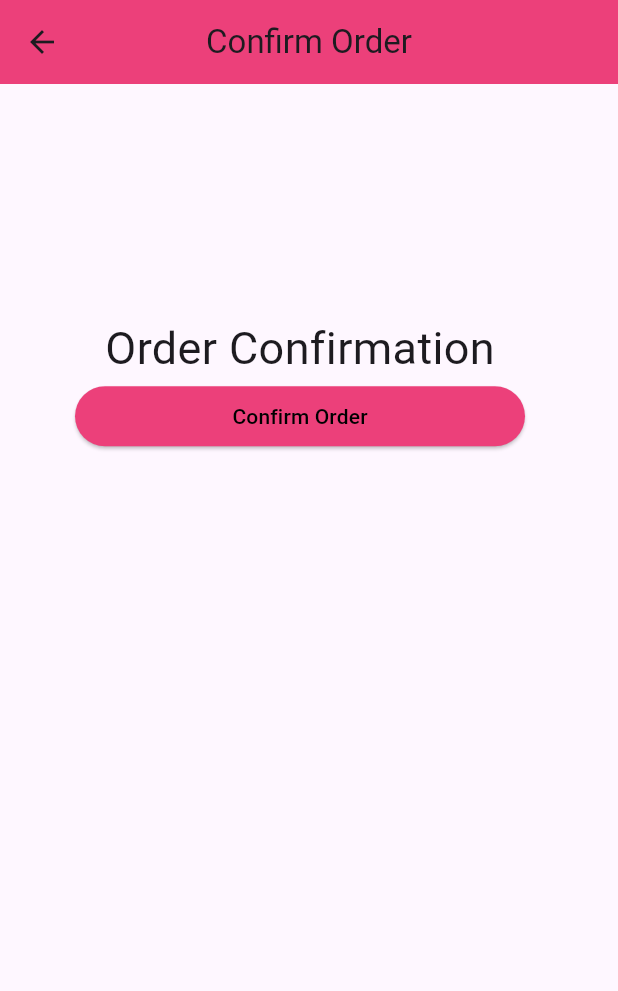
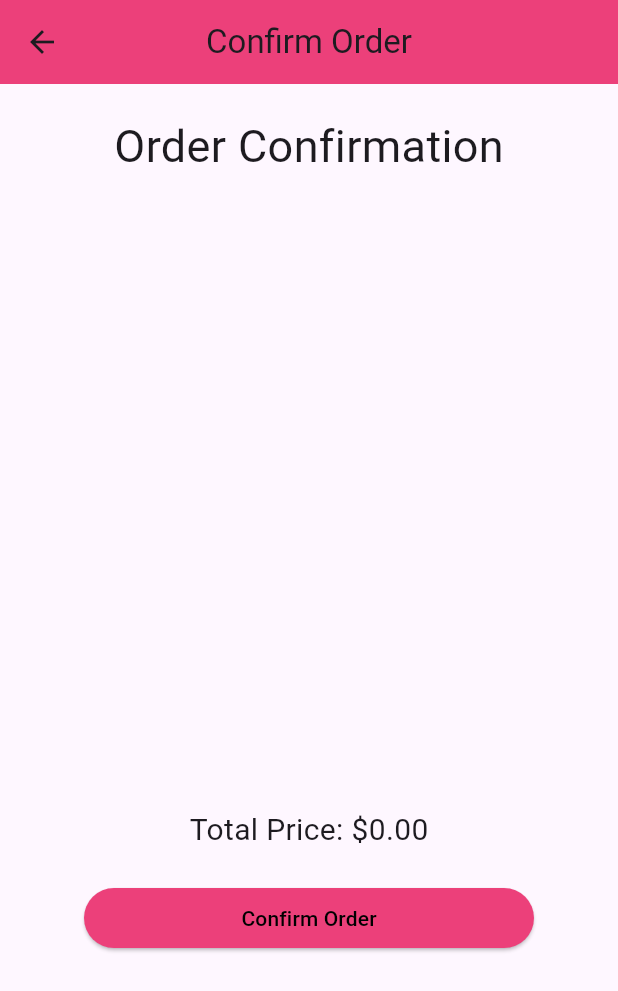
Before and after one commit to melissaweller/FashionCo, a Flutter app: the checkoutPage2 screen opened directly with empty values, on a phone screen of 412 x 824 dp. Shown: the top 991 px of the screen. Run offline on Flutter 3.47's test engine with Material 3 defaults, Android fonts, the phone set to English and light mode, and no system bars; our stand-ins replace cloud_firestore, firebase_auth, firebase_core, flutter_local_notifications, timezone; missing offline and left inert: profile_photo; accounts and stored records are empty; network calls fail.

```diff
--- a/lib/login/SignUpPage.dart
+++ b/lib/login/SignUpPage.dart
@@ -1,5 +1,6 @@
 import 'package:flutter/material.dart';
 import 'package:flutter/services.dart';
+import '../models/Notification.dart';
 import 'LoginPage.dart';
 import 'package:project/models/FirebaseAuthService.dart';
 import 'package:cloud_firestore/cloud_firestore.dart';
@@ -28,7 +29,7 @@ class _SignUpPageState extends State<SignUpPage> {
     var user = await _auth.register(email, password);
 
     if(user != null){
-      print("User has been successfully created");
+      NotificaionService().showNotification(1, 'User Creation', 'User has been successfully created');
       Navigator.push(context, MaterialPageRoute(builder: (context) => LoginPage()));
     }else{
       ScaffoldMessenger.of(context).showSnackBar(SnackBar(content: Text("Your password must be at least 6 characters.")));
--- a/lib/models/Navigation.dart
+++ b/lib/models/Navigation.dart
@@ -1,4 +1,3 @@
-import 'package:cloud_firestore/cloud_firestore.dart';
 import 'package:flutter/material.dart';
 import '../navPages/AccountPage.dart';
 import '../navPages/ProductPage.dart';
--- a/lib/navPages/CheckoutPage1.dart
+++ b/lib/navPages/CheckoutPage1.dart
@@ -43,7 +43,6 @@ class _CheckoutPage1State extends State<CheckoutPage1> {
   void initState() {
     super.initState();
   }
-
 
   Future<void> checkout(String userEmail, Map<String, dynamic> shippingInfo, List<dynamic> cart) async {
     try {
--- a/lib/navPages/ProductCard.dart
+++ b/lib/navPages/ProductCard.dart
@@ -103,6 +103,11 @@ class _ProductCardState extends State<ProductCard> {
             Padding(
               padding: const EdgeInsets.symmetric(horizontal: 8.0),
               child: ElevatedButton(
+                style: ElevatedButton.styleFrom(
+                    foregroundColor: Colors.black,
+                    backgroundColor: Colors.pink[400],
+                    minimumSize: Size(150, 40)
+                ),
                 onPressed: widget.addToCart,
                 child: Text('Add to Cart'),
               ),
--- a/lib/navPages/checkoutPage2.dart
+++ b/lib/navPages/checkoutPage2.dart
@@ -16,7 +16,6 @@ class checkoutPage2 extends StatefulWidget {
 }
 
 class _checkoutPage2State extends State<checkoutPage2> {
-
   int? _orderNumber;
   String? userId;
 
@@ -35,10 +34,21 @@ class _checkoutPage2State extends State<checkoutPage2> {
     });
   }
 
+  double _calculateTotalPrice() {
+    double totalPrice = 0.0;
+    for (dynamic product in widget.cart) {
+      totalPrice += product['price'] ?? 0.0;
+    }
+    return totalPrice;
+  }
+
   Future<void> _getOrderNumber() async {
     try {
-      DocumentSnapshot<Map<String, dynamic>> snapshot =
-      await FirebaseFirestore.instance.collection('order_number').doc('counter').get();
+      DocumentSnapshot<Map<String, dynamic>> snapshot = await FirebaseFirestore
+          .instance
+          .collection('order_number')
+          .doc('counter')
+          .get();
       int latestOrderNumber = snapshot.data()?['latest_order_number'] ?? 0;
       setState(() {
         _orderNumber = latestOrderNumber + 1;
@@ -52,7 +62,11 @@ class _checkoutPage2State extends State<checkoutPage2> {
     try {
       String orderDocumentId = 'ORD$_orderNumber';
 
-      DocumentSnapshot<Map<String, dynamic>> orderDocSnapshot = await FirebaseFirestore.instance.collection('orders').doc(orderDocumentId).get();
+      DocumentSnapshot<Map<String, dynamic>> orderDocSnapshot =
+          await FirebaseFirestore.instance
+              .collection('orders')
+              .doc(orderDocumentId)
+              .get();
 
       if (!orderDocSnapshot.exists) {
         print('Order document does not exist');
@@ -63,7 +77,8 @@ class _checkoutPage2State extends State<checkoutPage2> {
         'order_status': 'Confirmed',
       });
 
-      await FirebaseFirestore.instance.collection('cart')
+      await FirebaseFirestore.instance
+          .collection('cart')
           .where('email', isEqualTo: widget.email)
           .get()
           .then((querySnapshot) {
@@ -72,16 +87,23 @@ class _checkoutPage2State extends State<checkoutPage2> {
         });
       });
 
-      await FirebaseFirestore.instance.collection('order_numbers').doc('latest').update({
+      await FirebaseFirestore.instance
+          .collection('order_numbers')
+          .doc('latest')
+          .update({
         'order_number': _orderNumber!,
       });
 
-      Navigator.push(context, MaterialPageRoute(builder: (context) => Navigation(userId: userId,)));
+      Navigator.push(
+          context,
+          MaterialPageRoute(
+              builder: (context) => Navigation(
+                    userId: userId,
+                  )));
     } catch (e) {
       print('Error confirming order: $e');
     }
   }
-
 
   @override
   Widget build(BuildContext context) {
@@ -97,25 +119,40 @@ class _checkoutPage2State extends State<checkoutPage2> {
           children: [
             Container(
               padding: EdgeInsets.all(20),
-              height: 400,
-              width: 400,
+              height: 600,
+              width: 500,
               decoration: BoxDecoration(
                 borderRadius: BorderRadius.circular(10),
               ),
               child: Column(
                 mainAxisAlignment: MainAxisAlignment.center,
                 children: [
-                  Text(
-                    'Order Confirmation',
-                    style: TextStyle(fontSize: 30),
+                  Text('Order Confirmation', style: TextStyle(fontSize: 30),),
+                  SizedBox(height: 20),
+                  Expanded(
+                    child: ListView.builder(
+                      itemCount: widget.cart.length,
+                      itemBuilder: (context, index) {
+                        dynamic product = widget.cart[index];
+                        return ListTile(
+                          title: Text(product['title'], style: TextStyle(fontSize: 24, fontWeight: FontWeight.bold),),
+                          subtitle: Text('Price: \$${product['price']}', style: TextStyle(fontSize: 18),),
+                        );
+                      },
+                    ),
                   ),
+                  SizedBox(height: 20),
+
+                  Text('Total Price: \$${_calculateTotalPrice().toStringAsFixed(2)}', style: TextStyle(fontSize: 20),
+                  ),
+                  SizedBox(height: 20),
                   ElevatedButton(
                     style: ElevatedButton.styleFrom(
                       foregroundColor: Colors.black,
                       backgroundColor: Colors.pink[400],
                       minimumSize: Size(300, 40),
                     ),
-                    onPressed: (){
+                    onPressed: () {
                       _confirmOrder();
                     },
                     child: Text('Confirm Order'),
@@ -130,6 +167,54 @@ class _checkoutPage2State extends State<checkoutPage2> {
   }
 }
 
+//
+//   @override
+//   Widget build(BuildContext context) {
+//     return Scaffold(
+//       appBar: AppBar(
+//         title: Text('Confirm Order'),
+//         backgroundColor: Colors.pink[400],
+//         centerTitle: true,
+//       ),
+//       body: SingleChildScrollView(
+//         child: Column(
+//           mainAxisAlignment: MainAxisAlignment.center,
+//           children: [
+//             Container(
+//               padding: EdgeInsets.all(20),
+//               height: 400,
+//               width: 400,
+//               decoration: BoxDecoration(
+//                 borderRadius: BorderRadius.circular(10),
+//               ),
+//               child: Column(
+//                 mainAxisAlignment: MainAxisAlignment.center,
+//                 children: [
+//                   Text(
+//                     'Order Confirmation',
+//                     style: TextStyle(fontSize: 30),
+//                   ),
+//                   ElevatedButton(
+//                     style: ElevatedButton.styleFrom(
+//                       foregroundColor: Colors.black,
+//                       backgroundColor: Colors.pink[400],
+//                       minimumSize: Size(300, 40),
+//                     ),
+//                     onPressed: (){
+//                       _confirmOrder();
+//                     },
+//                     child: Text('Confirm Order'),
+//                   ),
+//                 ],
+//               ),
+//             ),
+//           ],
+//         ),
+//       ),
+//     );
+//   }
+// }
+
 Future<String?> getIdByEmail(String? userEmail) async {
   String? id;
 
@@ -140,7 +225,8 @@ Future<String?> getIdByEmail(String? userEmail) async {
         .get();
 
     if (querySnapshot.docs.isNotEmpty) {
-      var userModel = UserModel.fromSnapshot(querySnapshot.docs.first as DocumentSnapshot<Map<String, dynamic>>);
+      var userModel = UserModel.fromSnapshot(
+          querySnapshot.docs.first as DocumentSnapshot<Map<String, dynamic>>);
       id = userModel.id;
     }
   } catch (error) {
```
